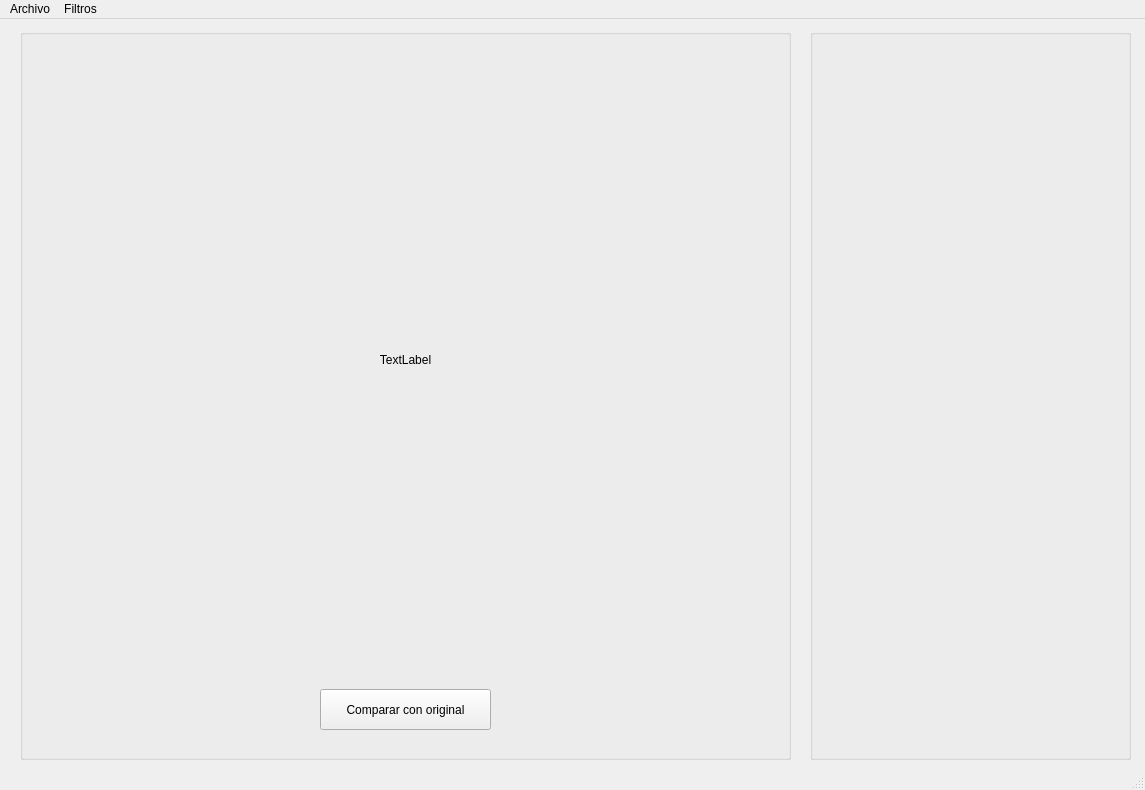
arodriguez1415/PF-SECRET, file main_window.ui: the form before one commit.
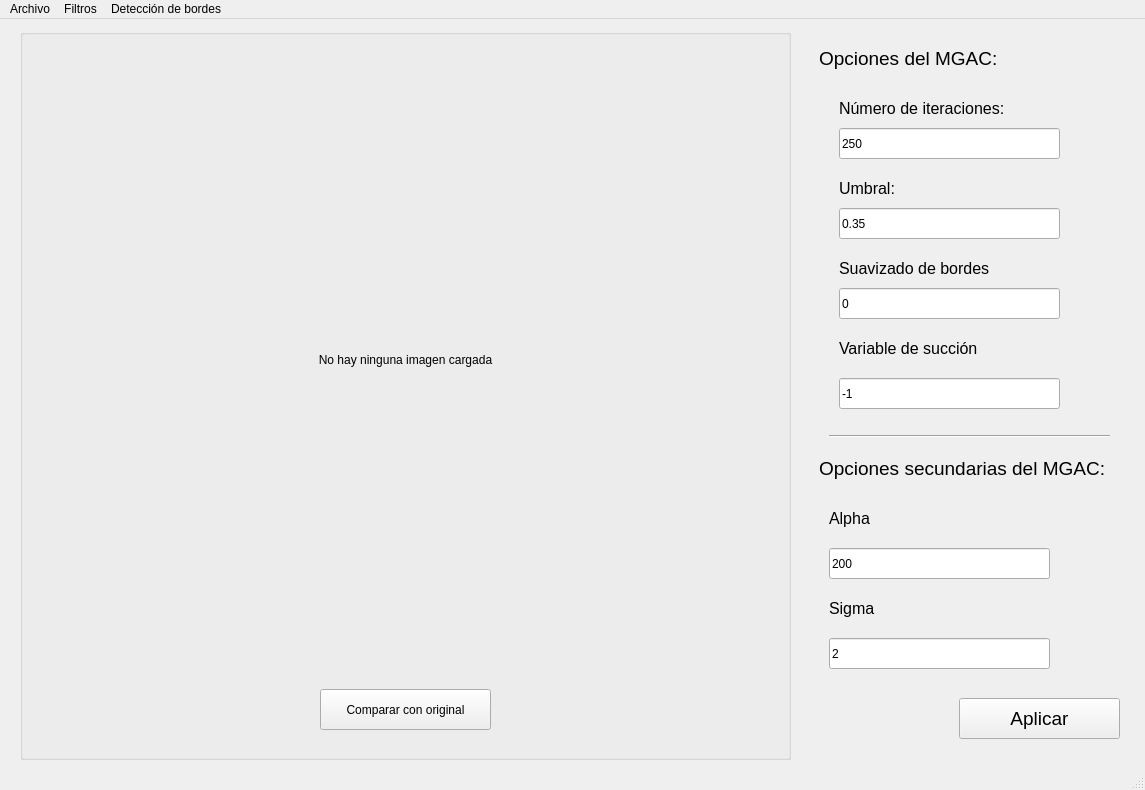
The form after the commit. The open tabs and pages were chosen to show the change.

Commit message: mgac incorporated

Diff of the .ui file:
```diff
--- a/main_window.ui
+++ b/main_window.ui
@@ -49,25 +49,278 @@
       </rect>
      </property>
      <property name="text">
-      <string>TextLabel</string>
+      <string>No hay ninguna imagen cargada</string>
      </property>
      <property name="alignment">
       <set>Qt::AlignCenter</set>
      </property>
     </widget>
    </widget>
-   <widget class="QGroupBox" name="groupBox_2">
+   <widget class="QStackedWidget" name="stacked_feature_windows">
     <property name="geometry">
      <rect>
-      <x>810</x>
-      <y>10</y>
-      <width>321</width>
+      <x>819</x>
+      <y>9</y>
+      <width>311</width>
       <height>731</height>
      </rect>
     </property>
-    <property name="title">
-     <string/>
-    </property>
+    <widget class="QWidget" name="bilateral_options"/>
+    <widget class="QWidget" name="mgac_options">
+     <widget class="QLabel" name="mgac_label">
+      <property name="geometry">
+       <rect>
+        <x>0</x>
+        <y>10</y>
+        <width>221</width>
+        <height>41</height>
+       </rect>
+      </property>
+      <property name="font">
+       <font>
+        <pointsize>14</pointsize>
+       </font>
+      </property>
+      <property name="text">
+       <string>Opciones del MGAC:</string>
+      </property>
+     </widget>
+     <widget class="QLabel" name="iterations_mgac_label">
+      <property name="geometry">
+       <rect>
+        <x>20</x>
+        <y>60</y>
+        <width>181</width>
+        <height>41</height>
+       </rect>
+      </property>
+      <property name="font">
+       <font>
+        <pointsize>12</pointsize>
+       </font>
+      </property>
+      <property name="text">
+       <string>Número de iteraciones:</string>
+      </property>
+     </widget>
+     <widget class="QLineEdit" name="iterations_mgac_input">
+      <property name="geometry">
+       <rect>
+        <x>20</x>
+        <y>100</y>
+        <width>221</width>
+        <height>31</height>
+       </rect>
+      </property>
+      <property name="text">
+       <string>250</string>
+      </property>
+     </widget>
+     <widget class="QLabel" name="threshold_mgac_label">
+      <property name="geometry">
+       <rect>
+        <x>20</x>
+        <y>140</y>
+        <width>181</width>
+        <height>41</height>
+       </rect>
+      </property>
+      <property name="font">
+       <font>
+        <pointsize>12</pointsize>
+       </font>
+      </property>
+      <property name="text">
+       <string>Umbral:</string>
+      </property>
+     </widget>
+     <widget class="QLineEdit" name="threshold_mgac_input">
+      <property name="geometry">
+       <rect>
+        <x>20</x>
+        <y>180</y>
+        <width>221</width>
+        <height>31</height>
+       </rect>
+      </property>
+      <property name="text">
+       <string>0.35</string>
+      </property>
+     </widget>
+     <widget class="QLabel" name="smoothing_mgac_label">
+      <property name="geometry">
+       <rect>
+        <x>20</x>
+        <y>220</y>
+        <width>181</width>
+        <height>41</height>
+       </rect>
+      </property>
+      <property name="font">
+       <font>
+        <pointsize>12</pointsize>
+       </font>
+      </property>
+      <property name="text">
+       <string>Suavizado de bordes</string>
+      </property>
+     </widget>
+     <widget class="QLineEdit" name="smoothing_mgac_input">
+      <property name="geometry">
+       <rect>
+        <x>20</x>
+        <y>260</y>
+        <width>221</width>
+        <height>31</height>
+       </rect>
+      </property>
+      <property name="text">
+       <string>0</string>
+      </property>
+     </widget>
+     <widget class="QLineEdit" name="balloon_mgac_input">
+      <property name="geometry">
+       <rect>
+        <x>20</x>
+        <y>350</y>
+        <width>221</width>
+        <height>31</height>
+       </rect>
+      </property>
+      <property name="text">
+       <string>-1</string>
+      </property>
+     </widget>
+     <widget class="QLabel" name="balloon_mgac_label">
+      <property name="geometry">
+       <rect>
+        <x>20</x>
+        <y>300</y>
+        <width>181</width>
+        <height>41</height>
+       </rect>
+      </property>
+      <property name="font">
+       <font>
+        <pointsize>12</pointsize>
+       </font>
+      </property>
+      <property name="text">
+       <string>Variable de succión</string>
+      </property>
+     </widget>
+     <widget class="Line" name="line">
+      <property name="geometry">
+       <rect>
+        <x>10</x>
+        <y>400</y>
+        <width>281</width>
+        <height>16</height>
+       </rect>
+      </property>
+      <property name="orientation">
+       <enum>Qt::Horizontal</enum>
+      </property>
+     </widget>
+     <widget class="QLineEdit" name="alpha_mgac_input">
+      <property name="geometry">
+       <rect>
+        <x>10</x>
+        <y>520</y>
+        <width>221</width>
+        <height>31</height>
+       </rect>
+      </property>
+      <property name="text">
+       <string>200</string>
+      </property>
+     </widget>
+     <widget class="QLabel" name="alpha_mgac_label">
+      <property name="geometry">
+       <rect>
+        <x>10</x>
+        <y>470</y>
+        <width>181</width>
+        <height>41</height>
+       </rect>
+      </property>
+      <property name="font">
+       <font>
+        <pointsize>12</pointsize>
+       </font>
+      </property>
+      <property name="text">
+       <string>Alpha</string>
+      </property>
+     </widget>
+     <widget class="QLineEdit" name="sigma_mgac_input">
+      <property name="geometry">
+       <rect>
+        <x>10</x>
+        <y>610</y>
+        <width>221</width>
+        <height>31</height>
+       </rect>
+      </property>
+      <property name="text">
+       <string>2</string>
+      </property>
+     </widget>
+     <widget class="QLabel" name="sigma_mgac_label">
+      <property name="geometry">
+       <rect>
+        <x>10</x>
+        <y>560</y>
+        <width>181</width>
+        <height>41</height>
+       </rect>
+      </property>
+      <property name="font">
+       <font>
+        <pointsize>12</pointsize>
+       </font>
+      </property>
+      <property name="text">
+       <string>Sigma</string>
+      </property>
+     </widget>
+     <widget class="QLabel" name="mgac_secondary_label">
+      <property name="geometry">
+       <rect>
+        <x>0</x>
+        <y>420</y>
+        <width>341</width>
+        <height>41</height>
+       </rect>
+      </property>
+      <property name="font">
+       <font>
+        <pointsize>14</pointsize>
+       </font>
+      </property>
+      <property name="text">
+       <string>Opciones secundarias del MGAC:</string>
+      </property>
+     </widget>
+     <widget class="QPushButton" name="apply_mgac_button">
+      <property name="geometry">
+       <rect>
+        <x>140</x>
+        <y>670</y>
+        <width>161</width>
+        <height>41</height>
+       </rect>
+      </property>
+      <property name="font">
+       <font>
+        <pointsize>14</pointsize>
+       </font>
+      </property>
+      <property name="text">
+       <string>Aplicar</string>
+      </property>
+     </widget>
+    </widget>
    </widget>
   </widget>
   <widget class="QStatusBar" name="statusbar"/>
@@ -93,8 +346,15 @@
     <addaction name="bilateral_filter_menu_option"/>
     <addaction name="anisotropic_filter_menu_option"/>
    </widget>
+   <widget class="QMenu" name="border_detection_menu">
+    <property name="title">
+     <string>Detección de bordes</string>
+    </property>
+    <addaction name="mgac_menu_option"/>
+   </widget>
    <addaction name="archive_menu"/>
    <addaction name="filter_menu"/>
+   <addaction name="border_detection_menu"/>
   </widget>
   <action name="load_image_menu_option">
    <property name="text">
```
Left out of the diff: 5 changed lines with no effect on the pictures. The commit also changes 13 other files.
